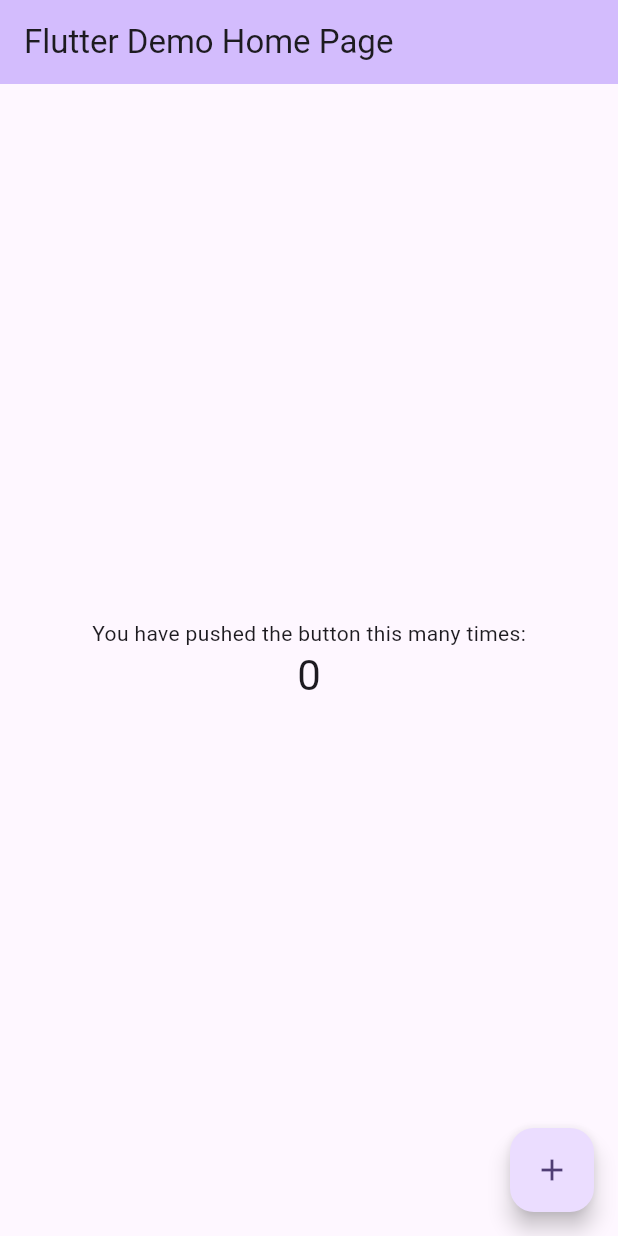
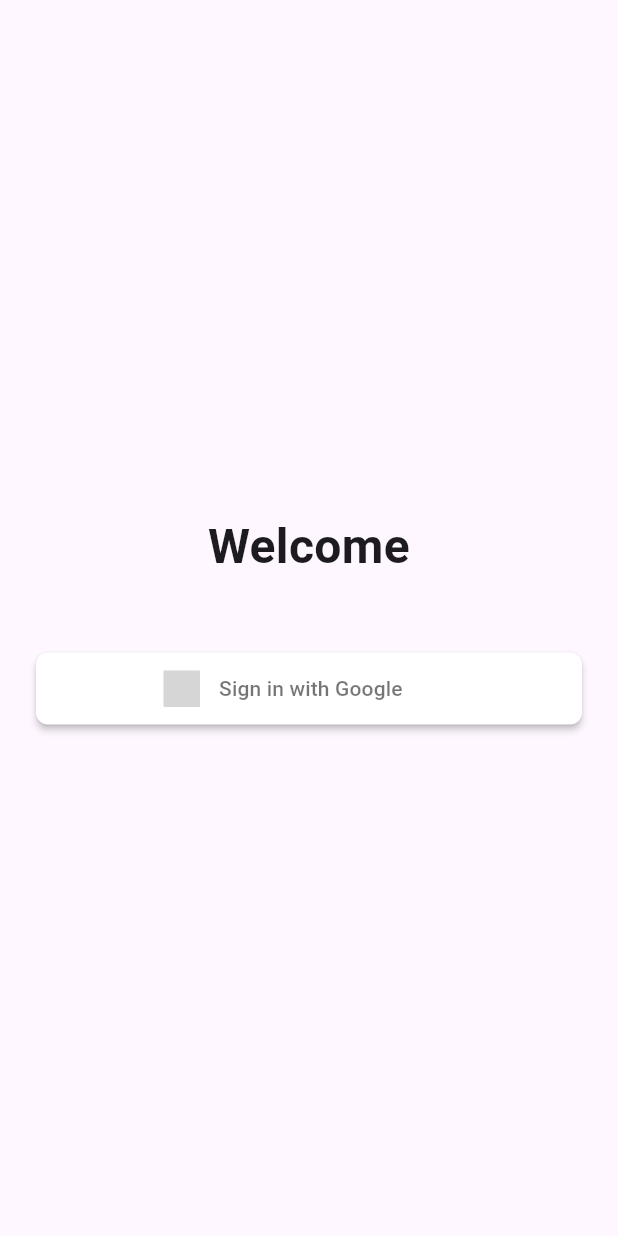
Before and after one commit to FahriBilici/synkronize_app, a Flutter app: the screen it shows after launch, on a phone screen of 412 x 824 dp. Run offline on Flutter 3.47's test engine with Material 3 defaults, Android fonts, the phone set to English and light mode, and no system bars; drawn by our look-alikes of sign_in_button; our stand-ins replace firebase_auth, firebase_core, get, google_sign_in; accounts and stored records are empty; grey boxes are pictures that could not be loaded.

Commit message:
google sign in done.

```diff
--- a/lib/main.dart
+++ b/lib/main.dart
@@ -1,28 +1,39 @@
 import 'package:flutter/material.dart';
 import 'package:firebase_core/firebase_core.dart';
+import 'package:get/get.dart';
 import 'firebase_options.dart';
+import 'controllers/auth_controller.dart';
+import 'views/login_view.dart';
+import 'views/home_view.dart';
 
 void main() async {
   WidgetsFlutterBinding.ensureInitialized();
   await Firebase.initializeApp(
     options: DefaultFirebaseOptions.currentPlatform,
   );
+
+  Get.put(AuthController()); // Initialize AuthController
+
   runApp(const MyApp());
 }
 
 class MyApp extends StatelessWidget {
   const MyApp({super.key});
 
-  // This widget is the root of your application.
   @override
   Widget build(BuildContext context) {
-    return MaterialApp(
-      title: 'Flutter Demo',
+    return GetMaterialApp(
+      title: 'Dating App',
       theme: ThemeData(
         colorScheme: ColorScheme.fromSeed(seedColor: Colors.deepPurple),
         useMaterial3: true,
       ),
-      home: const MyHomePage(title: 'Flutter Demo Home Page'),
+      initialRoute: '/login',
+      getPages: [
+        GetPage(name: '/login', page: () => const LoginView()),
+        GetPage(
+            name: '/home', page: () => const HomeView()), // Add your home view
+      ],
     );
   }
 }
--- /dev/null
+++ b/lib/views/login_view.dart
@@ -0,0 +1,43 @@
+import 'package:flutter/material.dart';
+import 'package:get/get.dart';
+import 'package:sign_in_button/sign_in_button.dart';
+import '../controllers/auth_controller.dart';
+
+class LoginView extends GetView<AuthController> {
+  const LoginView({super.key});
+
+  @override
+  Widget build(BuildContext context) {
+    return Scaffold(
+      body: SafeArea(
+        child: Padding(
+          padding: const EdgeInsets.symmetric(horizontal: 24.0),
+          child: Column(
+            mainAxisAlignment: MainAxisAlignment.center,
+            crossAxisAlignment: CrossAxisAlignment.stretch,
+            children: [
+              const Text(
+                'Welcome',
+                style: TextStyle(
+                  fontSize: 32,
+                  fontWeight: FontWeight.bold,
+                ),
+                textAlign: TextAlign.center,
+              ),
+              const SizedBox(height: 48),
+              SignInButton(
+                Buttons.google,
+                onPressed: controller.signInWithGoogle,
+                text: "Sign in with Google",
+                padding: const EdgeInsets.all(12),
+                shape: RoundedRectangleBorder(
+                  borderRadius: BorderRadius.circular(8),
+                ),
+              ),
+            ],
+          ),
+        ),
+      ),
+    );
+  }
+}
--- a/pubspec.yaml
+++ b/pubspec.yaml
@@ -38,6 +38,8 @@ dependencies:
   get: ^4.6.6
   firebase_auth: ^5.3.3
   google_sign_in: ^6.2.2
+  sign_in_button: ^3.2.0
+  web3auth_flutter: ^5.0.4
 
 dev_dependencies:
   flutter_test:
```
Also changed, not shown: lib/bindings/auth_binding.dart (added, +9 -0 lines), lib/controllers/auth_controller.dart (added, +72 -0 lines), lib/views/home_view.dart (added, +69 -0 lines), lib/controller/auth_controller.dart (deleted), pubspec.lock, 3 other files.
